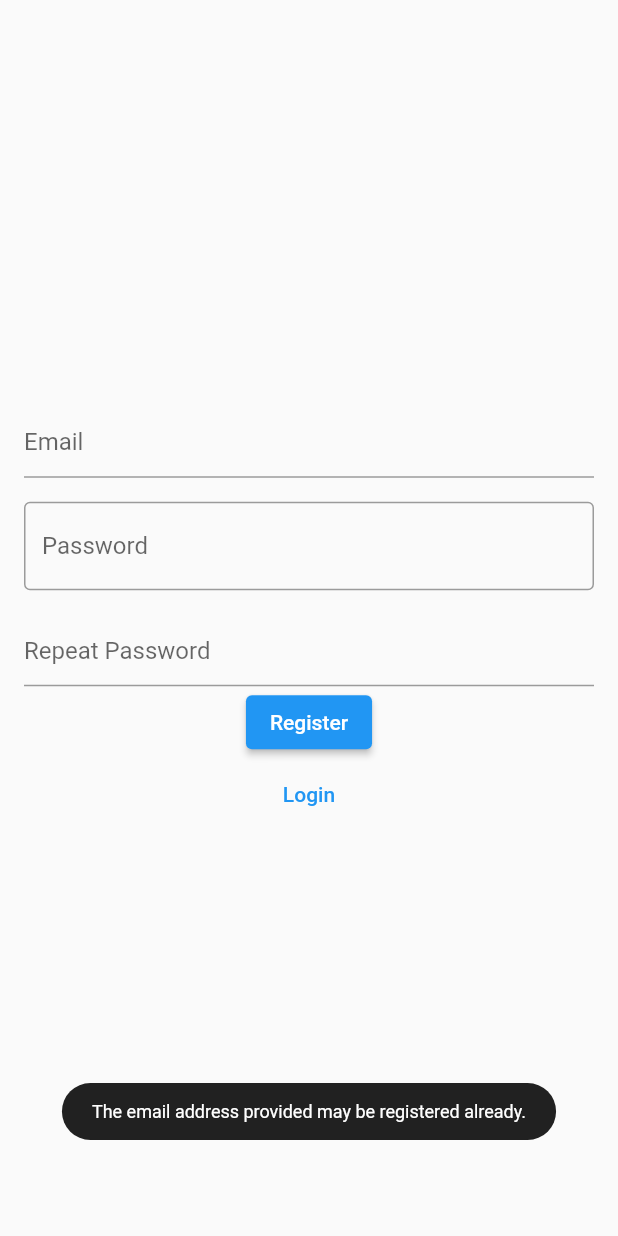
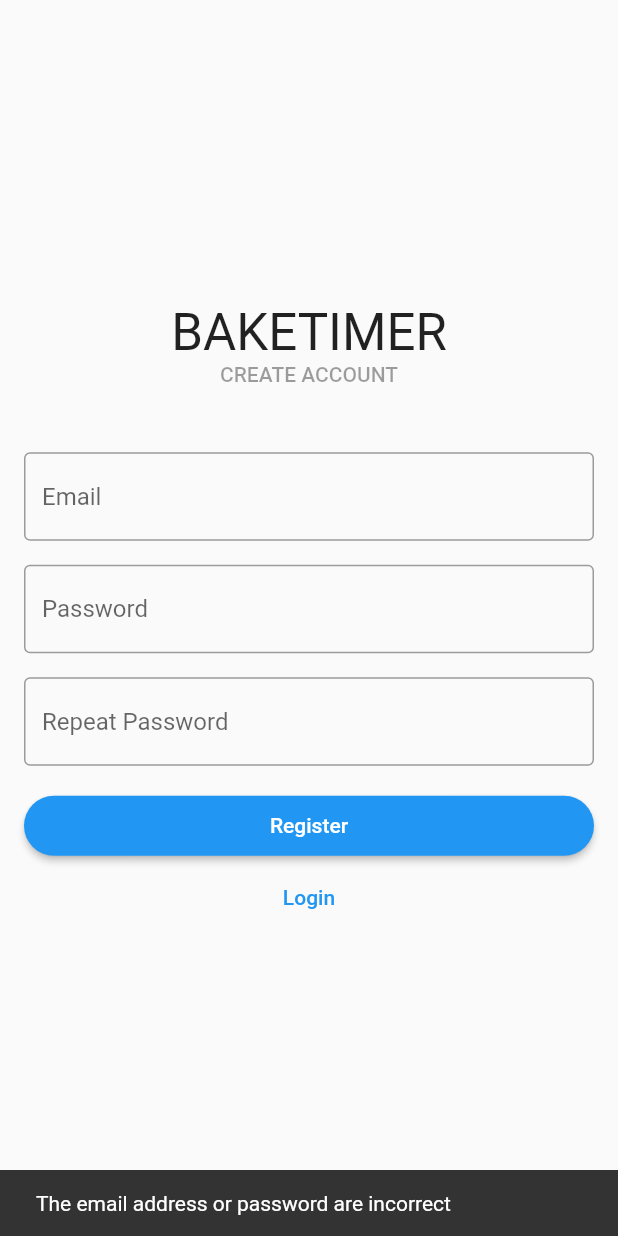
Before and after one commit to JordiiVidal/baketimer, a Flutter app: the RegisterView screen opened by its route, after a tap on "Register", on a phone screen of 412 x 824 dp. Run offline on Flutter 3.47's test engine with Material 2 defaults, Android fonts, the phone set to English and light mode, and no system bars; our stand-ins replace firebase_auth, firebase_core; accounts and stored records are empty; network calls fail.

Commit message:
some auth change

```diff
--- a/lib/constants/routes.dart
+++ b/lib/constants/routes.dart
@@ -1,5 +1,5 @@
 const loginRoute = '/login/';
-const verifyEmaiRoute = '/verify-email/';
+const verifyEmailRoute = '/verify-email/';
 const registerRoute = '/register/';
 const productsRoute = '/products/';
 const productsCreateRoute = '/products-create/';
--- a/lib/main.dart
+++ b/lib/main.dart
@@ -54,6 +54,7 @@ class App extends StatelessWidget {
       routes: {
         loginRoute: (context) => const LoginView(),
         registerRoute: (context) => const RegisterView(),
+         verifyEmailRoute: (context) => const RegisterView(),
         productsRoute: (context) => const ProductsView(),
         productsCreateRoute: (context) => const ProductsCreateView(),
       },
--- a/lib/utilities/show_error_toast.dart
+++ /dev/null
@@ -1,12 +0,0 @@
-import 'package:flutter/material.dart';
-import 'package:fluttertoast/fluttertoast.dart';
-
-Future<bool?> showErrorToast(msg) {
-  return Fluttertoast.showToast(
-    msg: msg,
-    toastLength: Toast.LENGTH_LONG,
-    gravity: ToastGravity.BOTTOM,
-    backgroundColor: Colors.black87,
-    fontSize: 12,
-  );
-}
--- a/lib/views/auth/register_view.dart
+++ b/lib/views/auth/register_view.dart
@@ -1,9 +1,8 @@
+import 'dart:developer';
+
 import 'package:baketimer/constants/routes.dart';
 import 'package:flutter/material.dart';
 import 'package:firebase_auth/firebase_auth.dart';
-import 'package:fluttertoast/fluttertoast.dart';
-
-import '../../utilities/show_error_toast.dart';
 import '../../widgets/auth_column.dart';
 
 class RegisterView extends StatefulWidget {
@@ -14,8 +13,8 @@ class RegisterView extends StatefulWidget {
 }
 
 class _RegisterViewState extends State<RegisterView> {
-  late final TextEditingController
-      _email; //late promise i will give value variable
+  final _formKey = GlobalKey<FormState>();
+  late final TextEditingController _email;
   late final TextEditingController _password;
   late final TextEditingController _passwordRepeat;
 
@@ -37,16 +36,40 @@ class _RegisterViewState extends State<RegisterView> {
 
   @override
   Widget build(BuildContext context) {
-    var msgError = 'The email address provided may be registered already.';
     return Scaffold(
-      body: AuthColumn(
+      body: Form(
+        key: _formKey,
+        child: AuthColumn(
           children: [
+            SizedBox(
+              height: 100,
+              child: Column(
+                children: const [
+                  Text(
+                    'BAKETIMER',
+                    style: TextStyle(
+                      fontSize: 34,
+                    ),
+                  ),
+                  Text(
+                    'CREATE ACCOUNT',
+                    style: TextStyle(
+                        fontSize: 14,
+                        color: Colors.black38,
+                        fontWeight: FontWeight.w500),
+                  ),
+                ],
+              ),
+            ),
             TextField(
               controller: _email,
               keyboardType: TextInputType.emailAddress,
               enableSuggestions: true,
               autocorrect: false,
-            decoration: const InputDecoration(hintText: 'Email'),
+              decoration: const InputDecoration(
+                hintText: 'Email',
+                border: OutlineInputBorder(),
+              ),
             ),
             const SizedBox(
               height: 16,
@@ -71,36 +94,26 @@ class _RegisterViewState extends State<RegisterView> {
               obscureText: true,
               enableSuggestions: false,
               autocorrect: false,
-            decoration: const InputDecoration(hintText: 'Repeat Password'),
+              decoration: const InputDecoration(
+                hintText: 'Repeat Password',
+                border: OutlineInputBorder(),
               ),
-          ElevatedButton(
-            onPressed: () async {
-              final email = _email.text;
-              final password = _password.text;
-              try {
-                final auth =
-                    await FirebaseAuth.instance.createUserWithEmailAndPassword(
-                  email: email,
-                  password: password,
-                );
-                await auth.user?.sendEmailVerification();
-                if (!mounted) return;
-                final route = (auth.user?.emailVerified ?? false)
-                    ? productsRoute
-                    : verifyEmaiRoute;
-                Navigator.of(context).pushNamed(route);
-              } on FirebaseAuthException catch (e) {
-                if (e.code == 'weak-password') {
-                  msgError = 'The password provided is too weak.';
-                } else if (e.code == 'email-already-in-use') {
-                  msgError = 'The account already exists for that email.';
-                }
-                await showErrorToast(msgError);
-              } catch (e) {
-                await showErrorToast(msgError);
-              }
-            },
-            child: const Text('Register'),
+            ),
+            Container(
+              width: double.infinity,
+              padding: const EdgeInsets.only(
+                top: 16.0,
+              ),
+              child: ElevatedButton(
+                onPressed: () => register(),
+                style: ElevatedButton.styleFrom(shape: const StadiumBorder()),
+                child: const Padding(
+                  padding: EdgeInsets.symmetric(
+                    vertical: 12,
+                  ),
+                  child: Text('Register'),
+                ),
+              ),
             ),
             TextButton(
               onPressed: () => Navigator.pop(
@@ -111,6 +124,48 @@ class _RegisterViewState extends State<RegisterView> {
             ),
           ],
         ),
+      ),
     );
   }
+
+  void register() async {
+    ScaffoldMessenger.of(context).hideCurrentSnackBar();
+    var msg = 'The email address or password are incorrect';
+    if (!_formKey.currentState!.validate()) {
+      await showSnackbar(context, msg);
+      return;
     }
+    final email = _email.text;
+    final password = _password.text;
+    try {
+      final auth = await FirebaseAuth.instance.createUserWithEmailAndPassword(
+        email: email,
+        password: password,
+      );
+      await auth.user?.sendEmailVerification();
+      if (!mounted) return;
+      final route = (auth.user?.emailVerified ?? false)
+          ? productsRoute
+          : verifyEmailRoute;
+      Navigator.of(context).pushNamed(route);
+    } on FirebaseAuthException catch (e) {
+      log(e.toString());
+      if (e.code == 'weak-password') {
+        msg = 'The password provided is too weak.';
+      } else if (e.code == 'email-already-in-use') {
+        msg = 'The account already exists for that email.';
+      }
+      await showSnackbar(context, msg);
+    } catch (e) {
+      log(e.toString());
+      await showSnackbar(context, msg);
+    }
+  }
+
+  showSnackbar(context, message) {
+    final snackBar = SnackBar(
+      content: Text(message),
+    );
+    ScaffoldMessenger.of(context).showSnackBar(snackBar);
+  }
+}
```
Also changed, not shown: lib/utilities/validation.dart (added, +28 -0 lines), lib/views/auth/login_view.dart (+40 -42 lines), lib/views/auth/verify_email_view.dart (+11 -1 lines). Lines whose indentation alone changed are shown as unchanged.
